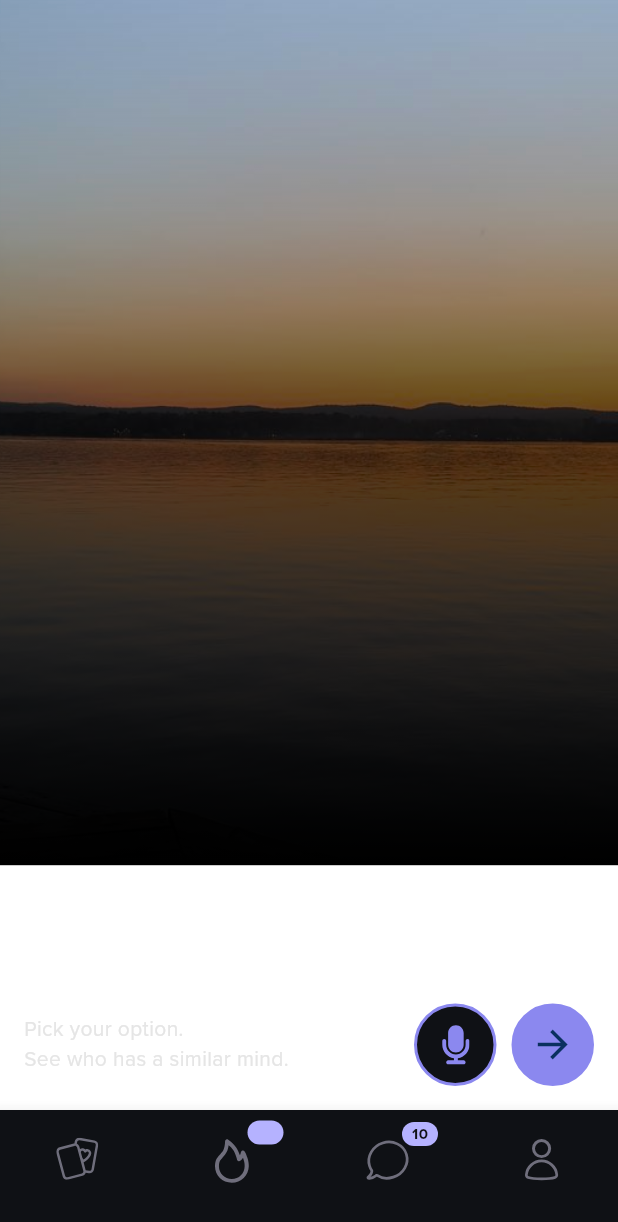
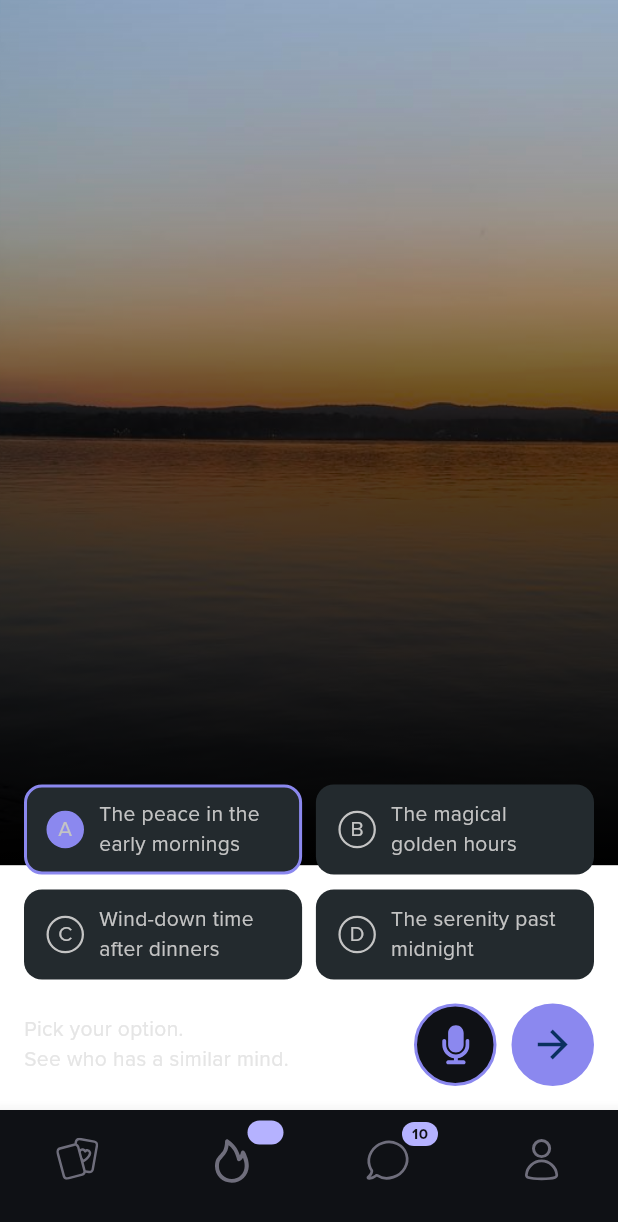
Before and after one commit to CephasPeter/stroll_bonfire, a Flutter app: the screen it shows after launch, on a phone screen of 412 x 824 dp. Shown: the top 1222 px of the screen. Run offline on Flutter 3.47's test engine with Material 3 defaults, Android fonts, the phone set to English and light mode, and no system bars; our stand-ins replace easy_localization, flutter_svg.

Commit message:
-done with grid content

```diff
--- a/assets/translations/en.json
+++ b/assets/translations/en.json
@@ -1,4 +1,8 @@
 {
   "app_name": "Stroll",
-  "pick_option_text": "Pick your option.\nSee who has a similar mind."
+  "pick_option_text": "Pick your option.\nSee who has a similar mind.",
+  "grid_option_1": "The peace in the \nearly mornings",
+  "grid_option_2": "The magical \ngolden hours",
+  "grid_option_3": "Wind-down time \nafter dinners",
+  "grid_option_4": "The serenity past \nmidnight"
 }
--- a/lib/helpers/app_widgets.dart
+++ b/lib/helpers/app_widgets.dart
@@ -60,3 +60,85 @@ class AppIconButton extends StatelessWidget {
     );
   }
 }
+
+class GridContent extends StatelessWidget {
+  const GridContent({
+    super.key, this.height, this.width, this.identifier, this.content, this.isSelected, this.onTap,
+  });
+  final double? height;
+  final double? width;
+  final String? identifier;
+  final String? content;
+  final bool? isSelected;
+  final Function? onTap;
+
+  @override
+  Widget build(BuildContext context) {
+    return Container(
+      decoration: BoxDecoration(
+        color: context.colorScheme.surfaceBright,
+        borderRadius: BorderRadius.circular(12),
+        border: Border.all(
+          color: isSelected! ? context.colorScheme.primary : Colors.transparent,
+          width: 2,
+        ),
+      ),
+      margin: 10.topPadding,
+      width: width,
+      height: height,
+      child: ClipRRect(
+        borderRadius: BorderRadius.circular(12),
+        child: InkWell(
+          borderRadius: BorderRadius.circular(12),
+          onTap: (){
+            onTap?.call();
+          },
+          child: Padding(
+            padding: const EdgeInsets.all(8.0),
+            child: Row(
+              children: [
+                5.widthBox,
+                Container(
+                  decoration: BoxDecoration(
+                    color: isSelected ?? false ? context.colorScheme.primary : Colors.transparent,
+                    borderRadius: BorderRadius.circular(360),
+                    border: Border.all(
+                      color: isSelected ?? false ? context.colorScheme.primary : context.colorScheme.onSurfaceVariant,
+                      width: 1.5,
+                    ),
+                  ),
+                  width: 25,
+                  height: 25,
+                  child: Center(
+                    child: Padding(
+                      padding: 1.topPadding,
+                      child: Text(
+                        identifier ?? "",
+                        style: TextStyle(
+                          color: context.colorScheme.onSurfaceVariant,
+                          fontSize: 14,
+                          fontWeight: FontWeight.w400,
+                        ),
+                      ),
+                    ),
+                  ),
+                ),
+                10.widthBox,
+                Expanded(
+                  child: Text(
+                    content!,
+                    style: TextStyle(
+                      color: context.colorScheme.onSurfaceVariant,
+                      fontSize: 14,
+                      fontWeight: FontWeight.w400,
+                    ),
+                  ),
+                ),
+              ],
+            ),
+          ),
+        ),
+      ),
+    );
+  }
+}
--- a/lib/helpers/theme.dart
+++ b/lib/helpers/theme.dart
@@ -192,7 +192,7 @@ class MaterialTheme {
       onErrorContainer: Color(0xffffdad6),
       surface: Color(0xff0F1115),
       onSurface: Color(0xffE5E5E5),
-      onSurfaceVariant: Color(0xffc4c6d0),
+      onSurfaceVariant: Color(0xffc4c4c4),
       outline: Color(0xff8e9099),
       outlineVariant: Color(0xff44474e),
       shadow: Color(0xff000000),
--- a/lib/modules/home_page.dart
+++ b/lib/modules/home_page.dart
@@ -6,8 +6,15 @@ import 'package:stroll_bonfire/helpers/extensions.dart';
 
 import '../helpers/app_widgets.dart';
 
-class HomePage extends StatelessWidget {
+class HomePage extends StatefulWidget {
   const HomePage({super.key});
+
+  @override
+  State<HomePage> createState() => _HomePageState();
+}
+
+class _HomePageState extends State<HomePage> {
+  ValueNotifier selectedGridPosition = ValueNotifier<int>(0);
 
   @override
   Widget build(BuildContext context) {
@@ -52,7 +59,67 @@ class HomePage extends StatelessWidget {
               child: Column(
                 mainAxisSize: MainAxisSize.max,
                 mainAxisAlignment: MainAxisAlignment.end,
+                crossAxisAlignment: CrossAxisAlignment.center,
                 children: [
+                  Padding(
+                    padding: AppDimensions.margin.startAndEndPadding,
+                    child: ValueListenableBuilder(
+                      valueListenable: selectedGridPosition,
+                      builder: (_,value,___) {
+                        return Column(
+                          mainAxisSize: MainAxisSize.min,
+                          children: [
+                            Row(
+                              mainAxisAlignment: MainAxisAlignment.spaceBetween,
+                              children: [
+                                GridContent(
+                                  identifier: "A",
+                                  content: "grid_option_1".translate,
+                                  width: context.width * 0.45,
+                                  isSelected: value == 0,
+                                  onTap: () {
+                                    selectedGridPosition.value = 0;
+                                  },
+                                ),
+                                GridContent(
+                                  identifier: "B",
+                                  content: "grid_option_2".translate,
+                                  width: context.width * 0.45,
+                                  isSelected: value == 1,
+                                  onTap: () {
+                                    selectedGridPosition.value = 1;
+                                  },
+                                ),
+                              ],
+                            ),
+                            Row(
+                              mainAxisAlignment: MainAxisAlignment.spaceBetween,
+                              children: [
+                                GridContent(
+                                  identifier: "C",
+                                  content: "grid_option_3".translate,
+                                  width: context.width * 0.45,
+                                  isSelected: value == 2,
+                                  onTap: () {
+                                    selectedGridPosition.value = 2;
+                                  },
+                                ),
+                                GridContent(
+                                  identifier: "D",
+                                  content: "grid_option_4".translate,
+                                  width: context.width * 0.45,
+                                  isSelected: value == 3,
+                                  onTap: () {
+                                    selectedGridPosition.value = 3;
+                                  },
+                                ),
+                              ],
+                            ),
+                          ],
+                        );
+                      }
+                    ),
+                  ),
                   //Footer
                   Padding(
                     padding: AppDimensions.margin.allPadding,
@@ -86,7 +153,7 @@ class HomePage extends StatelessWidget {
                         ),
                       ],
                     ),
-                  )
+                  ),
                 ],
               ),
             ),
```
